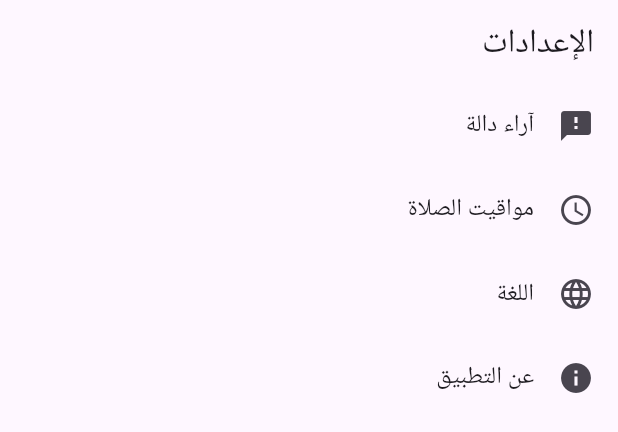
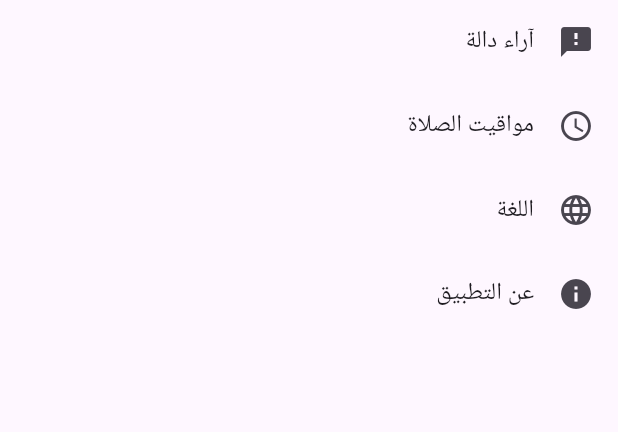
Before and after one commit to AmrKhaled991/ma_fatani, a Flutter app: the SettingsView widget shown alone on an empty page, opened directly, on a phone screen of 412 x 824 dp. Shown: the top 432 px of the screen. Run offline on Flutter 3.47's test engine with Material 3 defaults, Android fonts, the phone set to English and light mode, and no system bars; our stand-ins replace go_router; Roboto replaces fonts that are missing (Cairo).

Commit message:
delete un using setting page

```diff
--- a/lib/app/router.dart
+++ b/lib/app/router.dart
@@ -20,9 +20,6 @@ final router = GoRouter(
       path: '/add-plan',
       builder: (context, state) => const AddPlanView(),
     ),
-    GoRoute(
-      path: '/settings',
-      builder: (context, state) => const SettingsView(),
-    ),
+
   ],
 );
--- a/lib/presentation/features/settings/views/settings_view.dart
+++ b/lib/presentation/features/settings/views/settings_view.dart
@@ -6,11 +6,7 @@ class SettingsView extends StatelessWidget {
 
   @override
   Widget build(BuildContext context) {
-    return Scaffold(
-      appBar: AppBar(
-        title: const Text('الإعدادات'),
-      ),
-      body: ListView(
+    return ListView(
       children: [
         ListTile(
           leading: const Icon(Icons.feedback),
@@ -41,7 +37,6 @@ class SettingsView extends StatelessWidget {
           },
         ),
       ],
-      ),
     );
   }
 }
```
Lines whose indentation alone changed are shown as unchanged.
